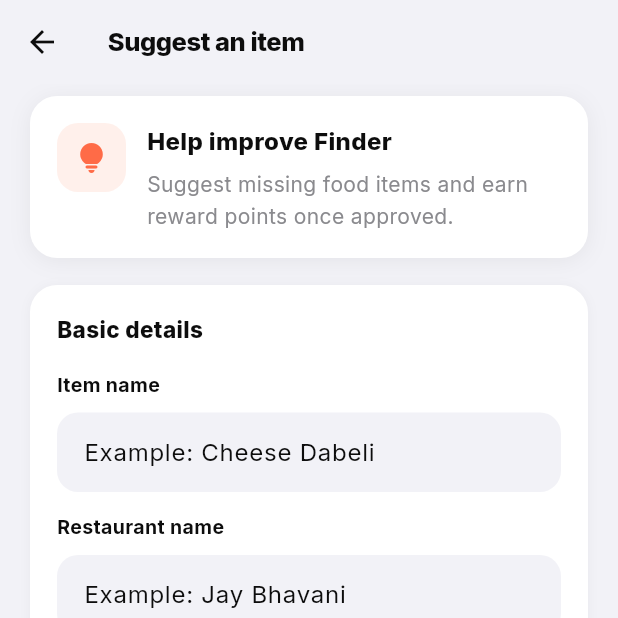
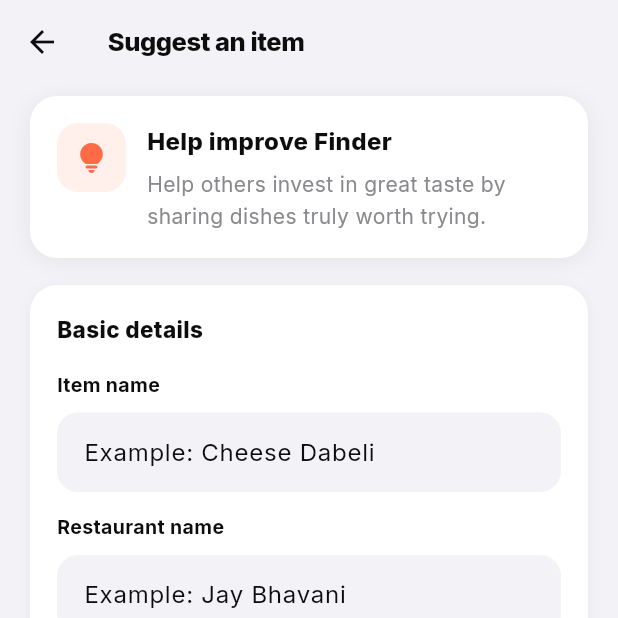
Before and after one commit to rohitc11/finder_frontend, a Flutter app: the screen it shows after launch, after a tap on "Add Item", on a phone screen of 412 x 824 dp, the top half of it. Run offline on Flutter 3.47's test engine with Material 3 defaults, Android fonts, the phone set to English and light mode, and no system bars; our stand-ins replace geocoding, geolocator, google_fonts, share_plus; accounts and stored records are empty; network calls fail.

Commit message:
added flag for reward and some minor changes

```diff
--- /dev/null
+++ b/lib/config/feature_flags.dart
@@ -0,0 +1,14 @@
+/// Central place for temporary launch-stage feature toggles.
+///
+/// Why this file exists:
+/// - lets product behavior change without touching many screens
+/// - useful for launch experiments
+/// - keeps contribution tracking independent from rewards
+class FeatureFlags {
+  /// Controls whether reward-related UI should be visible.
+  ///
+  /// Important:
+  /// - when false, only reward UI is hidden
+  /// - contribution history and counters should still remain visible
+  static const bool isRewardsEnabled = false;
+}
--- a/lib/screens/contributions/suggest_item_screen.dart
+++ b/lib/screens/contributions/suggest_item_screen.dart
@@ -4,6 +4,7 @@
 import '../../services/contribution_service.dart';
 import '../../theme/app_theme.dart';
 import '../../services/location_service.dart';
+import '../../config/feature_flags.dart';
 
 class SuggestItemScreen extends StatefulWidget {
   final String initialItemName;
@@ -526,7 +527,16 @@
     );
   }
 
+  /// Builds the top hero card for the Add Item screen.
+  ///
+  /// Messaging rule:
+  /// - if rewards are enabled, mention approval/rewards
+  /// - if rewards are disabled, keep only contribution motivation
   Widget _buildHeroCard() {
+    final String subtitle = FeatureFlags.isRewardsEnabled
+        ? 'Help others discover standout dishes and earn points once approved.'
+        : 'Help others invest in great taste by sharing dishes truly worth trying.';
+
     return Container(
       padding: const EdgeInsets.all(18),
       decoration: BoxDecoration(
@@ -564,7 +574,7 @@
                 ),
                 const SizedBox(height: 6),
                 Text(
-                  'Suggest missing food items and earn reward points once approved.',
+                  subtitle,
                   style: Theme.of(context).textTheme.bodyMedium?.copyWith(
                     color: AppTheme.stone,
                   ),
--- a/lib/screens/tabs/home_tab.dart
+++ b/lib/screens/tabs/home_tab.dart
@@ -9,6 +9,7 @@
 import '../contributions/suggest_item_screen.dart';
 import '../item_detail_screen.dart';
 import 'search_tab.dart';
+import '../../config/feature_flags.dart';
 
 /// Home tab shown as the first screen inside the app shell.
 ///
@@ -71,7 +72,7 @@
         ),
         const SizedBox(height: 8),
         Text(
-          'Discover the best food items around you.',
+          'Discover the iconic dishes around you.',
           style: Theme.of(context).textTheme.bodyMedium?.copyWith(
             color: AppTheme.stone,
           ),
@@ -160,11 +161,15 @@
 
   /// Builds the main contribution banner.
   ///
-  /// Design choice:
-  /// - use a richer premium-looking color instead of flat black
-  /// - keep copy aspirational and premium
+  /// Behavior:
+  /// - contribution message always stays visible
+  /// - reward-specific wording appears only when rewards are enabled
   Widget _buildContributionBanner(BuildContext context) {
     const Color bannerColor = Color(0xFF4B2E83);
+
+    final subtitle = FeatureFlags.isRewardsEnabled
+        ? 'Help others discover truly exceptional dishes you’ve experienced, and earn points after approval.'
+        : 'Help others discover truly exceptional dishes you’ve experienced.';
 
     return Container(
       padding: const EdgeInsets.all(18),
@@ -186,7 +191,7 @@
           ),
           const SizedBox(height: 8),
           Text(
-            'Help others discover truly exceptional dishes you’ve experienced.',
+            subtitle,
             style: Theme.of(context).textTheme.bodySmall?.copyWith(
               color: AppTheme.snow.withOpacity(0.82),
               height: 1.4,
@@ -232,9 +237,9 @@
                     );
                   },
                   icon: const Icon(Icons.workspace_premium_rounded, size: 18),
-                  label: const Text(
-                    'My Impact',
-                    style: TextStyle(fontWeight: FontWeight.w700),
+                  label: Text(
+                    FeatureFlags.isRewardsEnabled ? 'My Impact' : 'Contributions',
+                    style: const TextStyle(fontWeight: FontWeight.w700),
                   ),
                   style: ElevatedButton.styleFrom(
                     backgroundColor: AppTheme.snow,
--- a/pubspec.yaml
+++ b/pubspec.yaml
@@ -38,6 +38,7 @@
   http: ^1.2.1
   geolocator: ^10.1.1
   geocoding: ^3.0.0
+  share_plus: ^10.0.2
 
 dev_dependencies:
   flutter_test:
```
Also changed, not shown: lib/screens/contributions/my_contributions_screen.dart (+23 -1 lines), lib/screens/item_detail_screen.dart (+48 -0 lines), lib/screens/tabs/saved_tab.dart (+40 -2 lines), pubspec.lock.
